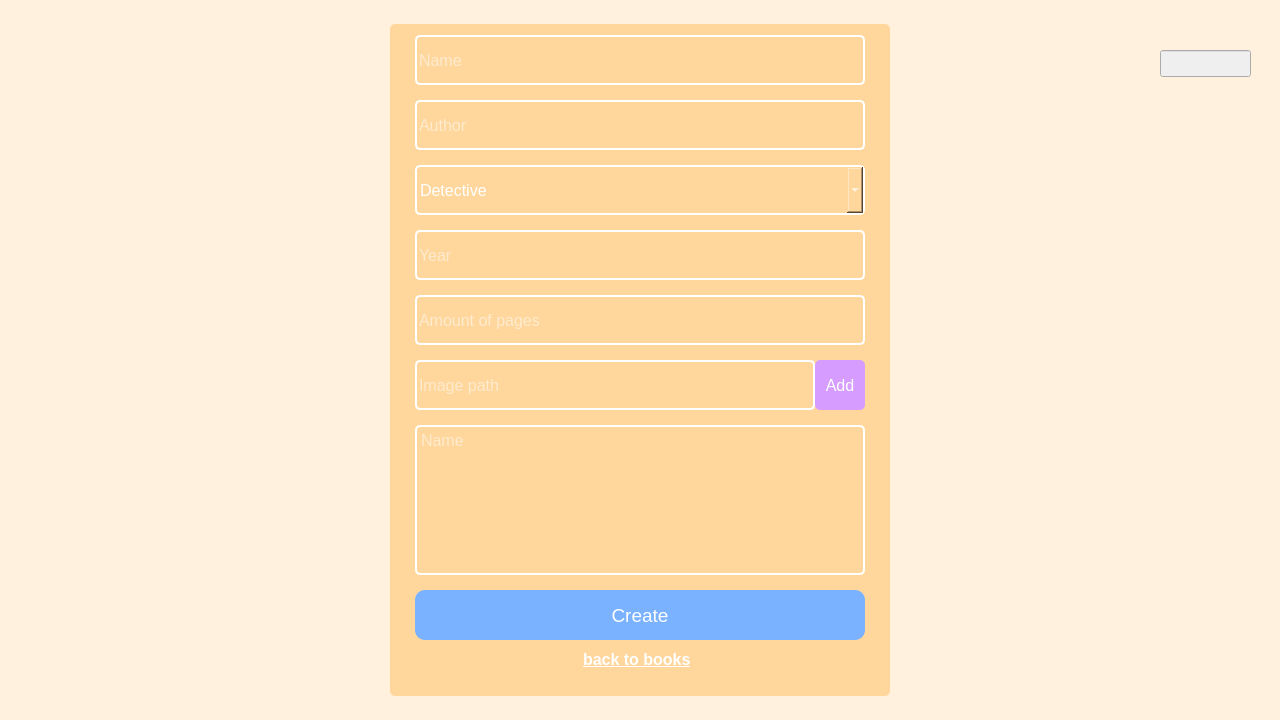
Qt form QtWidgetsApplication1/QtWidgetsApplication1.ui (AlexanderSimakov/KursWork2) before a commit.
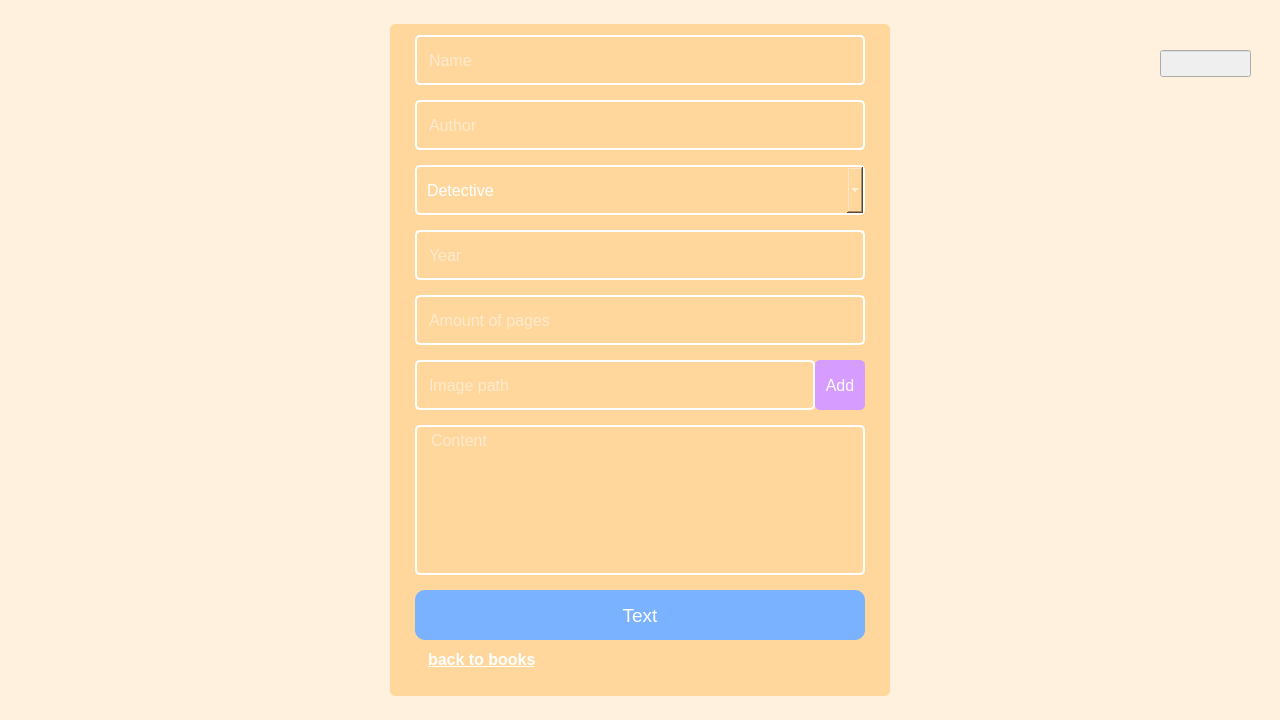
The same form after that commit. The open tabs and pages were chosen to show the change.

Commit message: Adjust edit lines

What changed in the file:
```diff
--- a/QtWidgetsApplication1/QtWidgetsApplication1.ui
+++ b/QtWidgetsApplication1/QtWidgetsApplication1.ui
@@ -2261,7 +2261,8 @@
 box-sizing: border-box;
 background: #FFD69C;
 color: #FFFFFF;
-border-radius: 5px;</string>
+border-radius: 5px;
+padding-left: 10px;</string>
         </property>
         <property name="text">
          <string/>
@@ -2290,7 +2291,7 @@
 background: #FFD69C;
 color: #FFFFFF;
 border-radius: 5px;
-</string>
+padding-left: 10px;</string>
         </property>
         <property name="text">
          <string/>
@@ -2318,7 +2319,8 @@
 box-sizing: border-box;
 background: #FFD69C;
 color: #FFFFFF;
-border-radius: 5px;</string>
+border-radius: 5px;
+padding-left: 10px;</string>
         </property>
         <property name="currentText">
          <string>Detective</string>
@@ -2358,7 +2360,8 @@
 box-sizing: border-box;
 background: #FFD69C;
 color: #FFFFFF;
-border-radius: 5px;</string>
+border-radius: 5px;
+padding-left: 10px;</string>
         </property>
         <property name="inputMask">
          <string/>
@@ -2389,7 +2392,8 @@
 box-sizing: border-box;
 background: #FFD69C;
 color: #FFFFFF;
-border-radius: 5px;</string>
+border-radius: 5px;
+padding-left: 10px;</string>
         </property>
         <property name="text">
          <string/>
@@ -2417,7 +2421,8 @@
 box-sizing: border-box;
 background: #FFD69C;
 color: #FFFFFF;
-border-radius: 5px;</string>
+border-radius: 5px;
+padding-left: 10px;</string>
         </property>
         <property name="text">
          <string/>
@@ -2475,13 +2480,14 @@
 box-sizing: border-box;
 background: #FFD69C;
 color: #FFFFFF;
-border-radius: 5px;</string>
+border-radius: 5px;
+padding-left: 10px;</string>
         </property>
         <property name="documentTitle">
          <string>Name</string>
         </property>
         <property name="placeholderText">
-         <string>Name</string>
+         <string>Content</string>
         </property>
        </widget>
        <widget class="QPushButton" name="pushButton_3">
@@ -2511,15 +2517,15 @@
 }</string>
         </property>
         <property name="text">
-         <string>Create</string>
+         <string>Text</string>
         </property>
        </widget>
        <widget class="QCommandLinkButton" name="commandLinkButton_3">
         <property name="geometry">
          <rect>
-          <x>570</x>
+          <x>415</x>
           <y>640</y>
-          <width>140</width>
+          <width>450</width>
           <height>50</height>
          </rect>
         </property>
```
Left out of the diff: 2 changed lines with no effect on the pictures. The commit also changes 2 other files.
